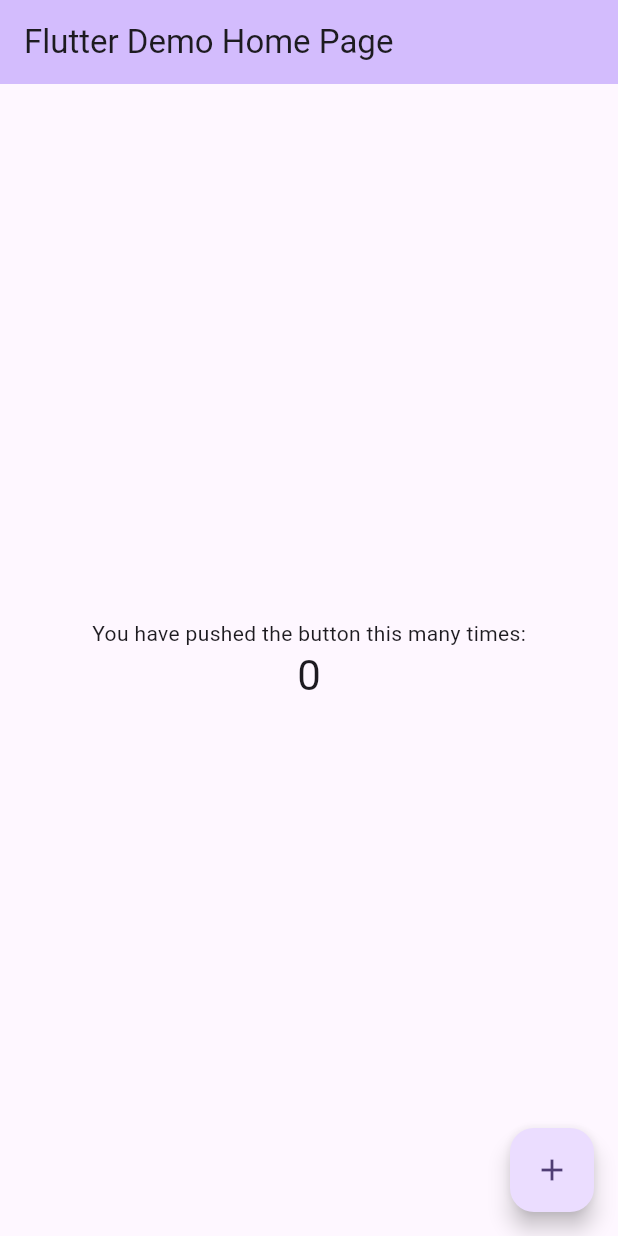
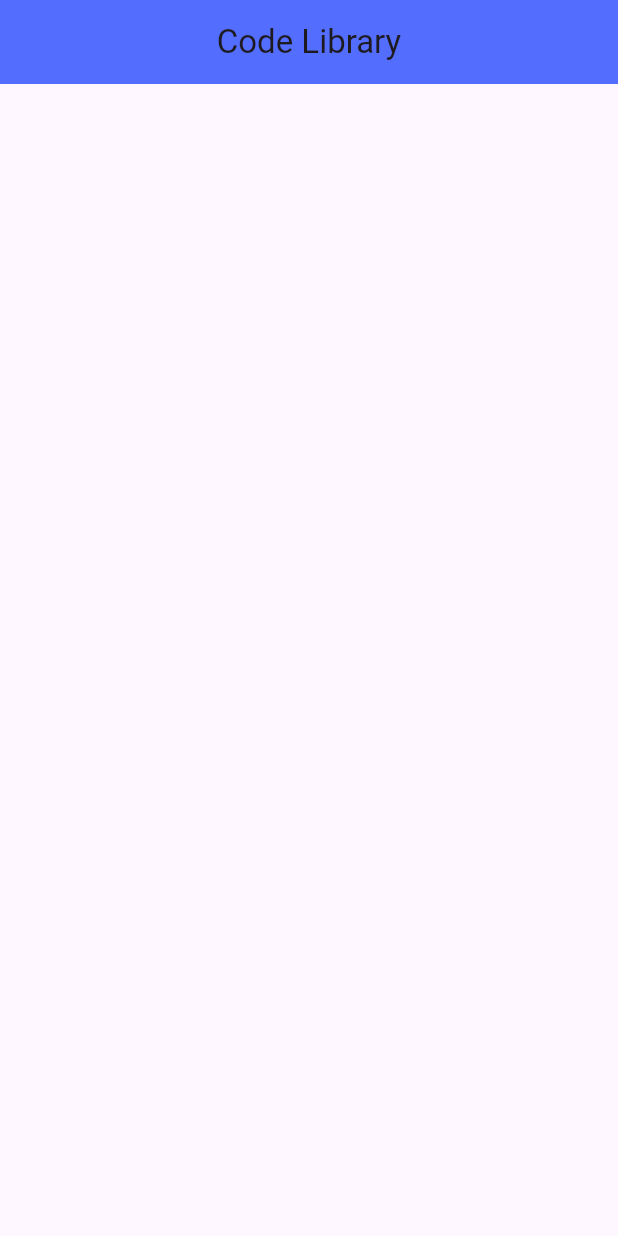
Before and after one commit to alazad214/Code-Library, a Flutter app: the screen it shows after launch, on a phone screen of 412 x 824 dp. Run offline on Flutter 3.47's test engine with Material 3 defaults, Android fonts, the phone set to English and light mode, and no system bars.

Commit message:
home screen added

```diff
--- a/lib/main.dart
+++ b/lib/main.dart
@@ -1,3 +1,4 @@
+import 'package:code_library/moduls/homepage/views/home.dart';
 import 'package:flutter/material.dart';
 
 void main() {
@@ -7,119 +8,9 @@
 class MyApp extends StatelessWidget {
   const MyApp({super.key});
 
-  // This widget is the root of your application.
   @override
   Widget build(BuildContext context) {
-    return MaterialApp(
-      title: 'Flutter Demo',
-      theme: ThemeData(
-        // This is the theme of your application.
-        //
-        // TRY THIS: Try running your application with "flutter run". You'll see
-        // the application has a purple toolbar. Then, without quitting the app,
-        // try changing the seedColor in the colorScheme below to Colors.green
-        // and then invoke "hot reload" (save your changes or press the "hot
-        // reload" button in a Flutter-supported IDE, or press "r" if you used
-        // the command line to start the app).
-        //
-        // Notice that the counter didn't reset back to zero; the application
-        // state is not lost during the reload. To reset the state, use hot
-        // restart instead.
-        //
-        // This works for code too, not just values: Most code changes can be
-        // tested with just a hot reload.
-        colorScheme: ColorScheme.fromSeed(seedColor: Colors.deepPurple),
-        useMaterial3: true,
-      ),
-      home: const MyHomePage(title: 'Flutter Demo Home Page'),
-    );
+    return const MaterialApp(
+        title: 'Code Library', debugShowCheckedModeBanner: false, home: Home());
   }
 }
-
-class MyHomePage extends StatefulWidget {
-  const MyHomePage({super.key, required this.title});
-
-  // This widget is the home page of your application. It is stateful, meaning
-  // that it has a State object (defined below) that contains fields that affect
-  // how it looks.
-
-  // This class is the configuration for the state. It holds the values (in this
-  // case the title) provided by the parent (in this case the App widget) and
-  // used by the build method of the State. Fields in a Widget subclass are
-  // always marked "final".
-
-  final String title;
-
-  @override
-  State<MyHomePage> createState() => _MyHomePageState();
-}
-
-class _MyHomePageState extends State<MyHomePage> {
-  int _counter = 0;
-
-  void _incrementCounter() {
-    setState(() {
-      // This call to setState tells the Flutter framework that something has
-      // changed in this State, which causes it to rerun the build method below
-      // so that the display can reflect the updated values. If we changed
-      // _counter without calling setState(), then the build method would not be
-      // called again, and so nothing would appear to happen.
-      _counter++;
-    });
-  }
-
-  @override
-  Widget build(BuildContext context) {
-    // This method is rerun every time setState is called, for instance as done
-    // by the _incrementCounter method above.
-    //
-    // The Flutter framework has been optimized to make rerunning build methods
-    // fast, so that you can just rebuild anything that needs updating rather
-    // than having to individually change instances of widgets.
-    return Scaffold(
-      appBar: AppBar(
-        // TRY THIS: Try changing the color here to a specific color (to
-        // Colors.amber, perhaps?) and trigger a hot reload to see the AppBar
-        // change color while the other colors stay the same.
-        backgroundColor: Theme.of(context).colorScheme.inversePrimary,
-        // Here we take the value from the MyHomePage object that was created by
-        // the App.build method, and use it to set our appbar title.
-        title: Text(widget.title),
-      ),
-      body: Center(
-        // Center is a layout widget. It takes a single child and positions it
-        // in the middle of the parent.
-        child: Column(
-          // Column is also a layout widget. It takes a list of children and
-          // arranges them vertically. By default, it sizes itself to fit its
-          // children horizontally, and tries to be as tall as its parent.
-          //
-          // Column has various properties to control how it sizes itself and
-          // how it positions its children. Here we use mainAxisAlignment to
-          // center the children vertically; the main axis here is the vertical
-          // axis because Columns are vertical (the cross axis would be
-          // horizontal).
-          //
-          // TRY THIS: Invoke "debug painting" (choose the "Toggle Debug Paint"
-          // action in the IDE, or press "p" in the console), to see the
-          // wireframe for each widget.
-          mainAxisAlignment: MainAxisAlignment.center,
-          children: <Widget>[
-            const Text(
-              'You have pushed the button this many times:',
-            ),
-            Text(
-              '$_counter',
-              style: Theme.of(context).textTheme.headlineMedium,
-            ),
-          ],
-        ),
-      ),
-      floatingActionButton: FloatingActionButton(
-        onPressed: _incrementCounter,
-        tooltip: 'Increment',
-        child: const Icon(Icons.add),
-      ), // This trailing comma makes auto-formatting nicer for build methods.
-    );
-  }
-}
--- a/lib/moduls/homepage/views/home.dart
+++ b/lib/moduls/homepage/views/home.dart
@@ -0,0 +1,16 @@
+import 'package:flutter/material.dart';
+
+class Home extends StatelessWidget {
+  const Home({super.key});
+
+  @override
+  Widget build(BuildContext context) {
+    return Scaffold(
+      appBar: AppBar(
+        title: const Text("Code Library"),
+        centerTitle: true,
+        backgroundColor: Colors.indigoAccent,
+      ),
+    );
+  }
+}
```
